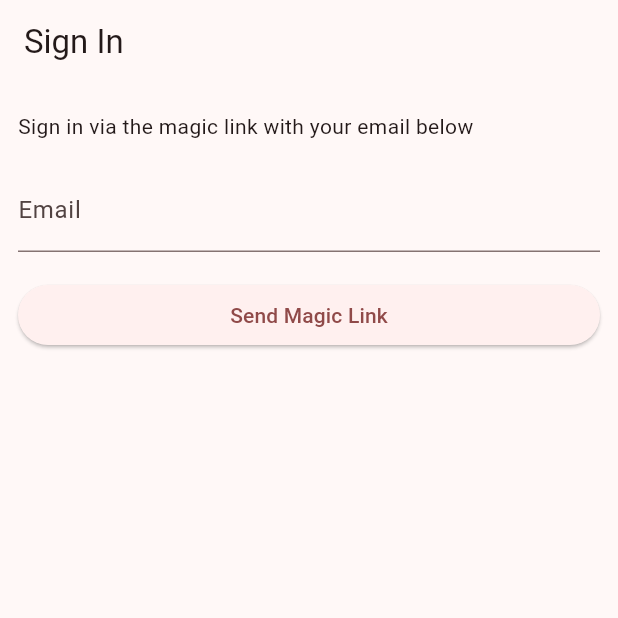
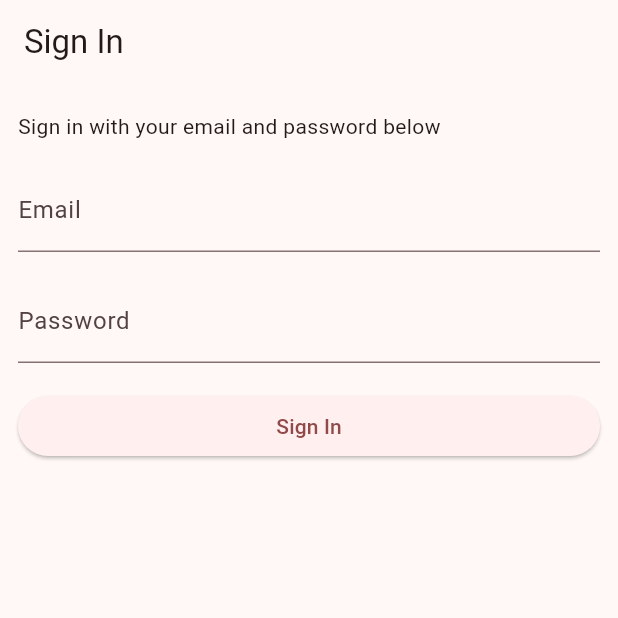
Before and after one commit to Junkfood-dk/JunkFoodAdmin, a Flutter app: the screen it shows after launch, on a phone screen of 412 x 824 dp, the top half of it. Run offline on Flutter 3.47's test engine with Material 3 defaults, Android fonts, the phone set to English and light mode, and no system bars; our stand-ins replace flutter_dotenv, supabase_flutter; missing offline and left inert: supabase_auth_ui; accounts and stored records are empty.

Commit message:
Add redirect to login page.
Adding the redirect to login page, such that the user is succesfully redirected to the mainapp, which contains the increment app temporarily. Log-in with a registered user in the database should work now.

Co-authored-by: Markus <mbrh@itu.dk>

```diff
--- a/lib/pages/login_page.dart
+++ b/lib/pages/login_page.dart
@@ -16,6 +16,8 @@ class _LoginPageState extends State<LoginPage> {
   bool _isLoading = false;
   bool _redirecting = false;
   late final TextEditingController _emailController = TextEditingController();
+  late final TextEditingController _passwordController =
+      TextEditingController();
   late final StreamSubscription<AuthState> _authStateSubscription;
 
   Future<void> _signIn() async {
@@ -23,26 +25,32 @@ class _LoginPageState extends State<LoginPage> {
       setState(() {
         _isLoading = true;
       });
-      await supabase.auth.signInWithOtp(
+      String redirectUrl = kIsWeb ? 'http://localhost:5' : '#//home';
+
+      await supabase.auth.signInWithPassword(
         email: _emailController.text.trim(),
-        emailRedirectTo:
-            kIsWeb ? null : 'io.supabase.flutterquickstart://login-callback/',
+        password: _passwordController.text.trim(),
       );
       if (mounted) {
         ScaffoldMessenger.of(context).showSnackBar(
-          const SnackBar(content: Text('Check your email for a login link!')),
+          const SnackBar(content: Text('Sign in successful!')),
         );
         _emailController.clear();
+        _passwordController.clear();
       }
     } on AuthException catch (error) {
+      ScaffoldMessenger.of(context).showSnackBar(
         SnackBar(
           content: Text(error.message),
           backgroundColor: Theme.of(context).colorScheme.error,
+        ),
       );
     } catch (error) {
+      ScaffoldMessenger.of(context).showSnackBar(
         SnackBar(
           content: const Text('Unexpected error occurred'),
           backgroundColor: Theme.of(context).colorScheme.error,
+        ),
       );
     } finally {
       if (mounted) {
@@ -60,7 +68,7 @@ class _LoginPageState extends State<LoginPage> {
       final session = data.session;
       if (session != null) {
         _redirecting = true;
-        Navigator.of(context).pushReplacementNamed('/account');
+        Navigator.of(context).pushReplacementNamed('/home');
       }
     });
     super.initState();
@@ -69,6 +77,7 @@ class _LoginPageState extends State<LoginPage> {
   @override
   void dispose() {
     _emailController.dispose();
+    _passwordController.dispose();
     _authStateSubscription.cancel();
     super.dispose();
   }
@@ -80,16 +89,22 @@ class _LoginPageState extends State<LoginPage> {
       body: ListView(
         padding: const EdgeInsets.symmetric(vertical: 18, horizontal: 12),
         children: [
-          const Text('Sign in via the magic link with your email below'),
+          const Text('Sign in with your email and password below'),
           const SizedBox(height: 18),
           TextFormField(
             controller: _emailController,
             decoration: const InputDecoration(labelText: 'Email'),
           ),
           const SizedBox(height: 18),
+          TextFormField(
+            controller: _passwordController,
+            decoration: const InputDecoration(labelText: 'Password'),
+            obscureText: true,
+          ),
+          const SizedBox(height: 18),
           ElevatedButton(
             onPressed: _isLoading ? null : _signIn,
-            child: Text(_isLoading ? 'Loading' : 'Send Magic Link'),
+            child: Text(_isLoading ? 'Loading' : 'Sign In'),
           ),
         ],
       ),
```
Lines whose indentation alone changed are shown as unchanged.
